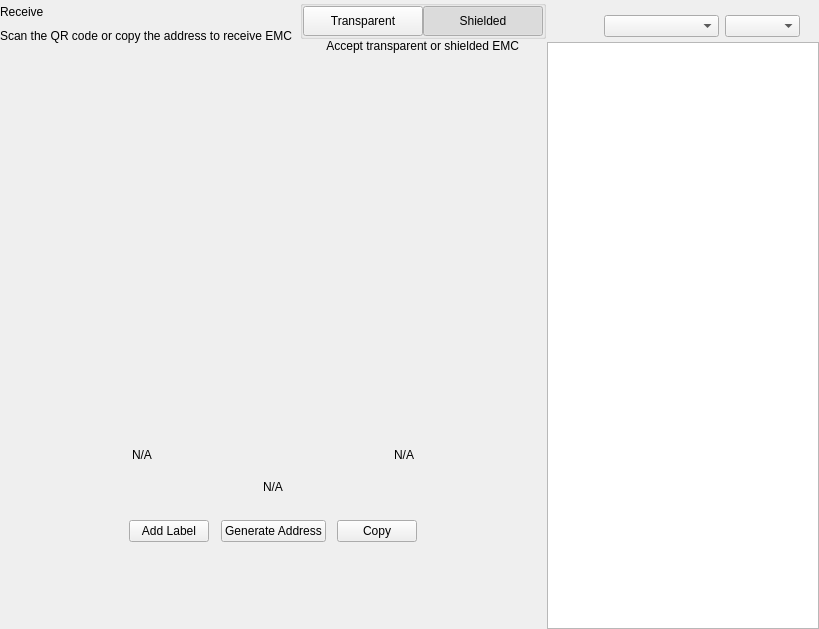
Qt form src/qt/eloncoin/forms/receivewidget.ui (EMCoin/Eloncoin) before a commit.
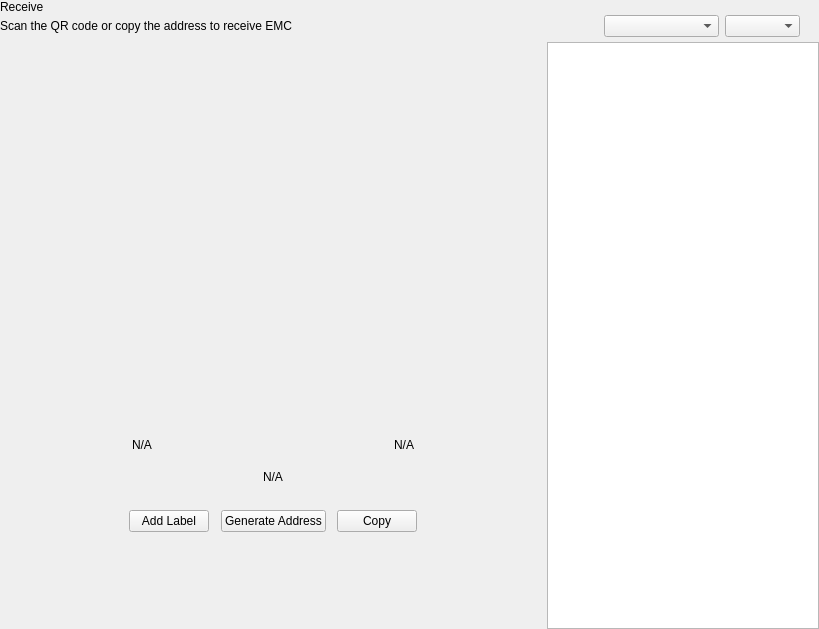
The same form after that commit. Custom widgets are drawn as their Qt base class.

```diff
--- a/src/qt/eloncoin/forms/receivewidget.ui
+++ b/src/qt/eloncoin/forms/receivewidget.ui
@@ -97,7 +97,7 @@
             </property>
            </spacer>
           </item>
-          <item>
+          <!-- <item>
            <widget class="QWidget" name="containerViewPrivacyChecks" native="true">
             <layout class="QVBoxLayout" name="containerPrivacyChecks">
              <property name="spacing">
@@ -210,7 +210,7 @@
              </item>
             </layout>
            </widget>
-          </item>
+          </item> -->
          </layout>
         </item>
         <item>
```
